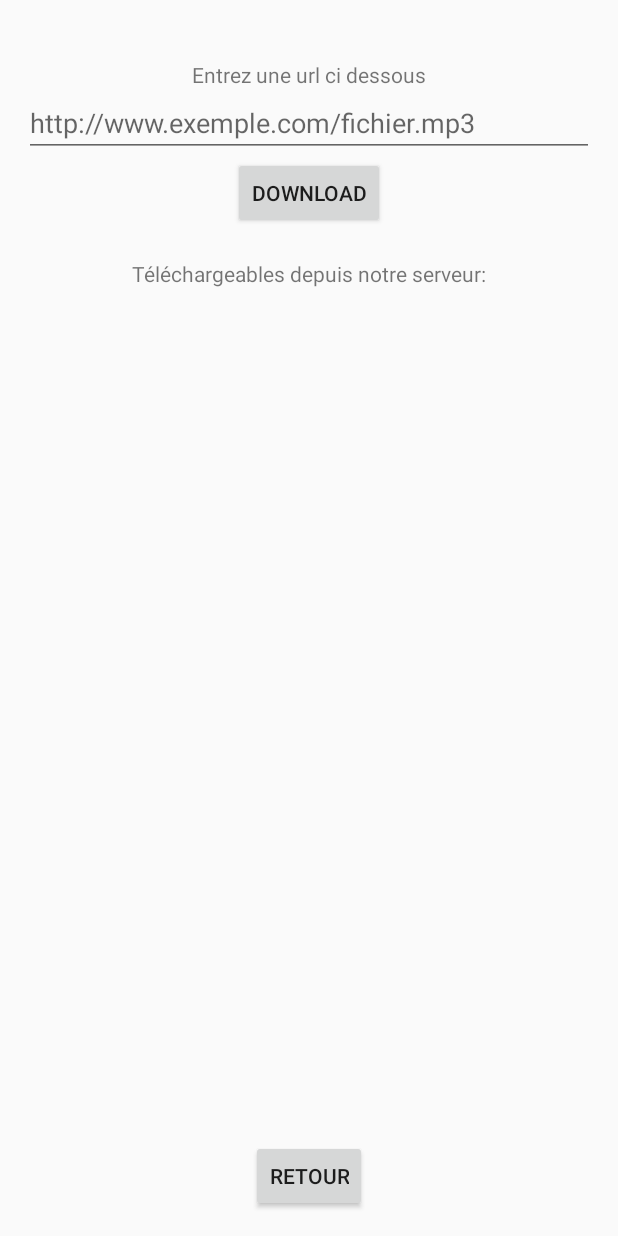
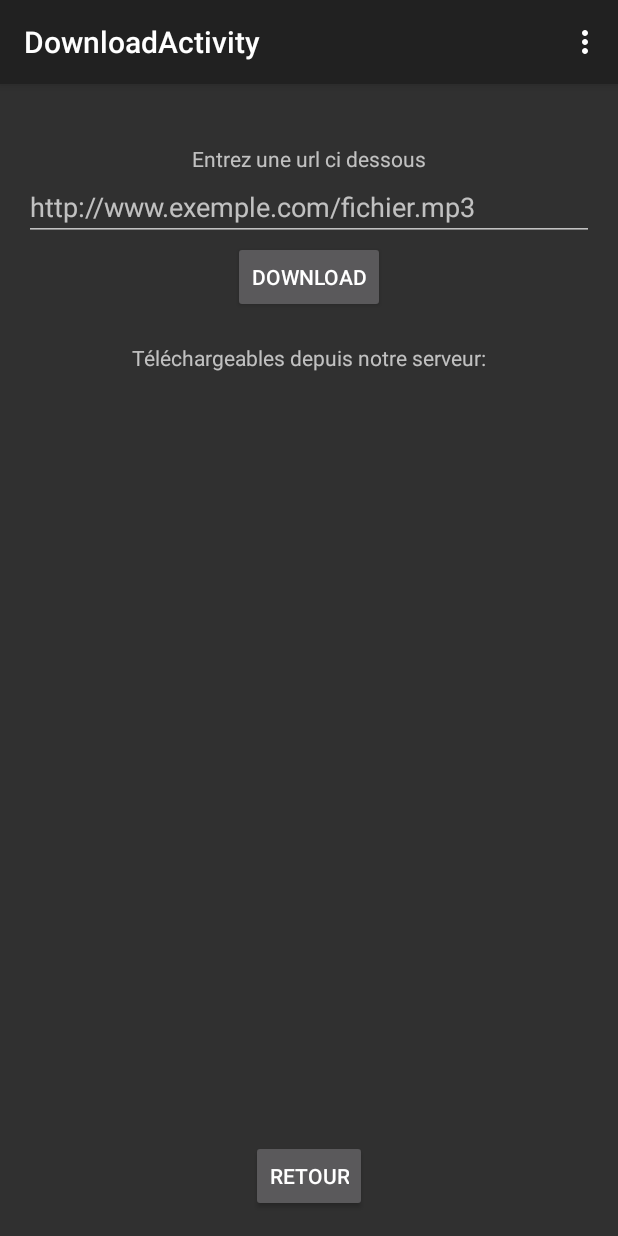
Before and after one commit to abdelrhamaneben/Jass, an Android app: the DownloadActivity screen opened directly, with no data from a screen before it, on a phone screen of 412 x 824 dp. Run offline under Robolectric (Android 15) with nearby library versions, the phone set to English and light mode, and no system bars; network calls fail.

Commit message:
add screenshot

```diff
--- a/app/build.gradle
+++ b/app/build.gradle
@@ -23,5 +23,4 @@ android {
 dependencies {
     compile fileTree(dir: 'libs', include: ['*.jar'])
     compile 'com.android.support:appcompat-v7:23.0.1'
-    compile "commons-io:commons-io:+"
 }
--- a/app/src/main/AndroidManifest.xml
+++ b/app/src/main/AndroidManifest.xml
@@ -11,7 +11,7 @@
         android:allowBackup="true"
         android:icon="@mipmap/ic_launcher"
         android:label="@string/app_name"
-        android:theme="@style/AppTheme" >
+        android:theme="@android:style/Theme.Material" >
         <activity
             android:name=".JassWall"
             android:label="@string/app_name" >
--- a/app/src/main/java/com/abdelrhamane/dufaux/jass/DownloadActivity.java
+++ b/app/src/main/java/com/abdelrhamane/dufaux/jass/DownloadActivity.java
@@ -11,6 +11,7 @@ import android.view.View;
 import android.widget.Button;
 import android.widget.EditText;
 import android.widget.ListView;
+import android.widget.ProgressBar;
 import android.widget.Toast;
 
 import com.abdelrhamane.dufaux.jass.Exceptions.InvalidFileTypeException;
@@ -99,7 +100,7 @@ public class DownloadActivity extends OrmLiteBaseActivity<DatabaseHelper> {
 
 
     public void LoadListDownloadable(List<String> liste) {
-        System.out.println("LOADLIST");
+
         //RuntimeExceptionDao<record, Integer> simpleDao = null;
         try {
             //simpleDao = getHelper().getRuntimeExceptionDao(record.class);
@@ -223,8 +224,6 @@ public class DownloadActivity extends OrmLiteBaseActivity<DatabaseHelper> {
                 return new InvalidFileTypeException(extension+" n'est pas une extension valide ");
             }
 
-            System.out.println("BASENAME = "+baseName+", FILENAME = "+filename);
-
             //enregistre record
             record r = new record(filename);
             r.setName(baseName);
@@ -255,7 +254,7 @@ public class DownloadActivity extends OrmLiteBaseActivity<DatabaseHelper> {
                 //create a new file, specifying the path, and the filename
                 //which we want to save the file as.
 
-                System.out.println("creation file = "+filePath);
+
                 File file = new File(filePath);
 
                 //this will be used to write the downloaded data into the file we created
@@ -294,7 +293,7 @@ public class DownloadActivity extends OrmLiteBaseActivity<DatabaseHelper> {
                 try {
                     simpleDao = getHelper().getRuntimeExceptionDao(record.class);
                 } catch (Exception e) {
-                    System.out.println(e.getMessage());
+
                     return e;
                 }
                 r.save(simpleDao);
@@ -323,7 +322,6 @@ public class DownloadActivity extends OrmLiteBaseActivity<DatabaseHelper> {
             JSONArray array = null;
             try {
                 array = getJSONFromUrl(urls[0]);
-                System.out.println(array);
             } catch (IOException e) {
                 error = true;
                 e.printStackTrace();
@@ -331,7 +329,7 @@ public class DownloadActivity extends OrmLiteBaseActivity<DatabaseHelper> {
                 error = true;
                 e.printStackTrace();
             }
-            System.out.println("FIN DE DoInBackground");
+
             return array;
         }
 
@@ -343,10 +341,8 @@ public class DownloadActivity extends OrmLiteBaseActivity<DatabaseHelper> {
 
         // This is called when doInBackground() is finished
         protected void onPostExecute(JSONArray result) {
-            System.out.println("DEBUT DE onPostExecute");
-            System.out.println(result);
-            System.out.println(error);
-
+            ProgressBar pb = (ProgressBar) findViewById(R.id.progressBar);
+            pb.setVisibility(View.INVISIBLE);
             if(error) {
                 display_alert("Impossible de recuperer la liste du serveur.");
             }
--- a/app/src/main/java/com/abdelrhamane/dufaux/jass/models/WallItemAdapter.java
+++ b/app/src/main/java/com/abdelrhamane/dufaux/jass/models/WallItemAdapter.java
@@ -88,7 +88,7 @@ public class WallItemAdapter extends ArrayAdapter<record> {
                 AlertDialog.Builder alertDialog = new AlertDialog.Builder(activity);
                 alertDialog.setTitle("Confirmer la suppression...");
                 alertDialog.setMessage("Êtes-vous sur de vouloir supprimer cet élément?");
-                alertDialog.setIcon(R.drawable.button_delete);
+                alertDialog.setIcon(R.drawable.button_delete_32);
 
                 alertDialog.setPositiveButton("CONFIRMER", new DialogInterface.OnClickListener() {
                     public void onClick(DialogInterface dialog, int which) {
--- a/app/src/main/res/layout/activity_download.xml
+++ b/app/src/main/res/layout/activity_download.xml
@@ -75,6 +75,14 @@
             android:layout_centerHorizontal="true"
             android:layout_alignParentStart="true"
             android:focusable="false" />
+
+        <ProgressBar
+            style="?android:attr/progressBarStyleLarge"
+            android:layout_width="wrap_content"
+            android:layout_height="wrap_content"
+            android:id="@+id/progressBar"
+            android:layout_alignParentTop="true"
+            android:layout_centerHorizontal="true" />
     </RelativeLayout>
 
 </RelativeLayout>
```
Also changed, not shown: app/src/main/res/layout/activity_main.xml (+10 -0 lines), app/src/main/res/drawable/button_delete_32.png (added), 11 other files.
